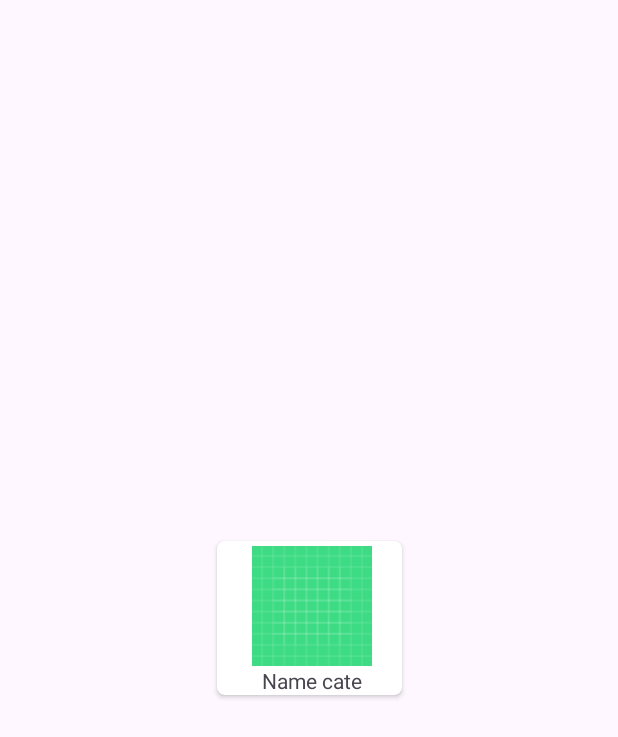
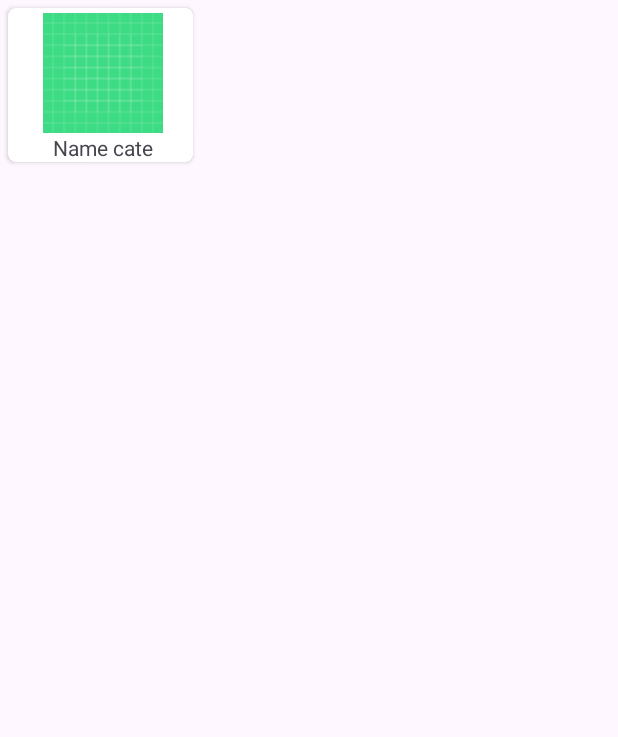
Before and after one commit to doquocviet264/LTDD_API_Retrofit, an Android app: the layout item_category.xml on its own in the app's theme, with its tools: preview values and no code run, on a phone screen of 412 x 824 dp. Shown: the top 737 px of the screen. Run offline under Robolectric (Android 15) with nearby library versions, the phone set to English and light mode, and no system bars.

Commit message:
day code

```diff
--- a/app/src/main/AndroidManifest.xml
+++ b/app/src/main/AndroidManifest.xml
@@ -17,7 +17,7 @@
 
         tools:targetApi="31">
         <activity
-            android:name=".MainActivity"
+            android:name=".RetrofitActivity"
             android:exported="true">
             <intent-filter>
                 <action android:name="android.intent.action.MAIN" />
--- a/app/src/main/java/com/example/api_retrofit2/RetrofitActivity.java
+++ b/app/src/main/java/com/example/api_retrofit2/RetrofitActivity.java
@@ -39,7 +39,6 @@ public class RetrofitActivity extends AppCompatActivity {
             public void onResponse(Call<List<Category>> call, Response<List<Category>> response) {
                 if (response.isSuccessful()) {
                     categoryList = response.body(); // Nhận danh sách dữ liệu
-
                     // Khởi tạo Adapter
                     categoryAdapter = new CategoryAdapter(RetrofitActivity.this, categoryList);
                     rcCate.setHasFixedSize(true);
@@ -65,4 +64,6 @@ public class RetrofitActivity extends AppCompatActivity {
             }
         });
     }
+
+
 }
--- a/app/src/main/java/com/example/api_retrofit2/RetrofitClient.java
+++ b/app/src/main/java/com/example/api_retrofit2/RetrofitClient.java
@@ -7,7 +7,7 @@ public class RetrofitClient {
     private static Retrofit retrofit;
     public  static Retrofit getRetrofit(){
         if(retrofit == null){
-            retrofit = new  Retrofit.Builder().baseUrl("http://app.iotstar.vn/appfoods/").addConverterFactory(GsonConverterFactory.create()).build();
+            retrofit = new  Retrofit.Builder().baseUrl("http://app.iotstar.vn:8081/appfoods/").addConverterFactory(GsonConverterFactory.create()).build();
         }
         return retrofit;
     }
--- a/app/src/main/res/layout/activity_retrofit.xml
+++ b/app/src/main/res/layout/activity_retrofit.xml
@@ -21,7 +21,7 @@
             android:layout_height="wrap_content"
             android:layout_marginStart="8dp"
             android:layout_marginTop="5dp"
-            android:layout_marginEnd="16dp"/>
+            android:layout_marginEnd="16dp" />
 
     </androidx.core.widget.NestedScrollView>
 
--- a/app/src/main/res/layout/item_category.xml
+++ b/app/src/main/res/layout/item_category.xml
@@ -1,10 +1,5 @@
 <?xml version="1.0" encoding="utf-8"?>
-<androidx.constraintlayout.widget.ConstraintLayout xmlns:android="http://schemas.android.com/apk/res/android"
-    android:layout_width="match_parent"
-    android:layout_height="match_parent"
-    xmlns:app="http://schemas.android.com/apk/res-auto">
-    <androidx.cardview.widget.CardView
-        android:layout_width="wrap_content"
+<androidx.cardview.widget.CardView android:layout_width="wrap_content"
     android:layout_height="wrap_content"
     android:layout_margin="5dp"
     android:layout_marginRight="8dp"
@@ -14,7 +9,9 @@
     app:layout_constraintBottom_toBottomOf="parent"
     app:layout_constraintEnd_toEndOf="parent"
     app:layout_constraintStart_toStartOf="parent"
-        app:layout_constraintTop_toTopOf="parent">
+    app:layout_constraintTop_toTopOf="parent"
+    xmlns:app="http://schemas.android.com/apk/res-auto"
+    xmlns:android="http://schemas.android.com/apk/res/android">
 
     <androidx.constraintlayout.widget.ConstraintLayout
         android:layout_width="wrap_content"
@@ -43,5 +40,3 @@
     </androidx.constraintlayout.widget.ConstraintLayout>
 
 </androidx.cardview.widget.CardView>
-
-</androidx.constraintlayout.widget.ConstraintLayout>
```
Lines whose indentation alone changed are shown as unchanged.
